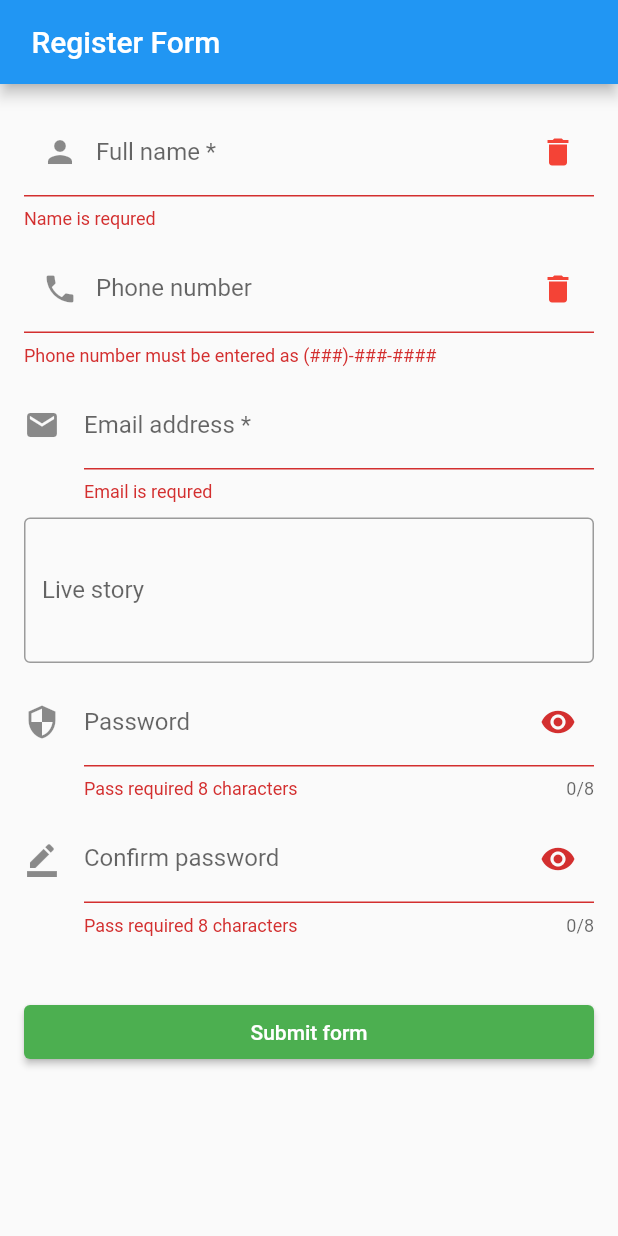
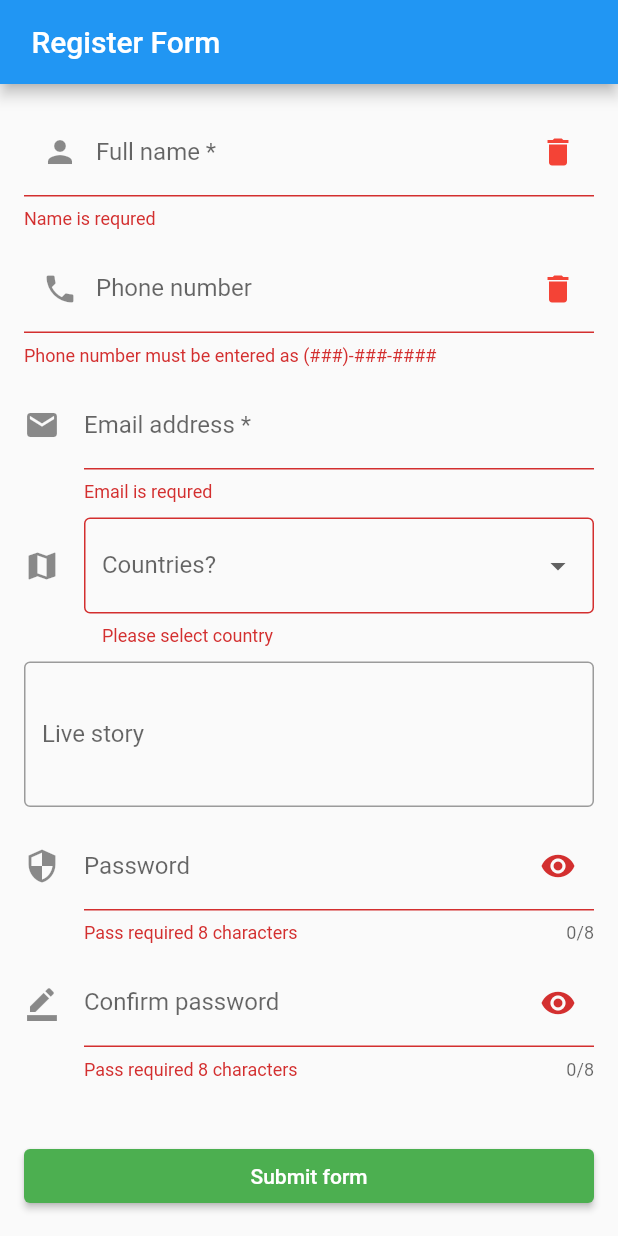
Before and after one commit to alTach/learn_flutter, a Flutter app: the screen it shows after launch, after a tap on "Submit form", on a phone screen of 412 x 824 dp. Run offline on Flutter 3.47's test engine with Material 2 defaults, Android fonts, the phone set to English and light mode, and no system bars; missing offline and left inert: dart:ffi.

Commit message:
acquainted DropDownButtonFormField

```diff
--- a/udemy/lib/pages/register_form_pages.dart
+++ b/udemy/lib/pages/register_form_pages.dart
@@ -19,6 +19,9 @@ class _RegisterFormPagesState extends State<StatefulWidget> {
   final _liveController = TextEditingController();
   final _passController = TextEditingController();
   final _confirmPassController = TextEditingController();
+
+  List<String> countries = ['Russia', 'Ukrain', 'German', 'French'];
+  String? _selectedCountry;
 
   @override
   void dispose() {
@@ -70,7 +73,9 @@ class _RegisterFormPagesState extends State<StatefulWidget> {
                 // FilteringTextInputFormatter.digitsOnly
                 // FilteringTextInputFormatter(RegExp(r'[()\d-]{1,35}$'), allow: true)
               ],
-              validator: (val) => _validatePhoneNumber(val) ? null : 'Phone number must be entered as (###)-###-####',
+              validator: (val) => _validatePhoneNumber(val)
+                  ? null
+                  : 'Phone number must be entered as (###)-###-####',
               decoration: InputDecoration(
                 labelText: 'Phone number',
                 helperText: 'Phone format (xxx)xxxx-xxxx',
@@ -97,6 +102,29 @@ class _RegisterFormPagesState extends State<StatefulWidget> {
               keyboardType: TextInputType.emailAddress,
               decoration: InputDecoration(
                   labelText: 'Email address *', icon: Icon(Icons.email)),
+            ),
+            SizedBox(
+              height: 10,
+            ),
+            DropdownButtonFormField(
+              items: countries
+                  .map(
+                    (country) =>
+                        DropdownMenuItem(child: Text(country), value: country),
+                  )
+                  .toList(),
+              onChanged: (String? data) {
+                print(data);
+                setState(() {
+                  _selectedCountry = data ?? 'Russia';
+                });
+              },
+              validator: _validateCountry,
+              value: _selectedCountry,
+              decoration: InputDecoration(
+                  border: OutlineInputBorder(),
+                  icon: Icon(Icons.map),
+                  labelText: 'Countries?'),
             ),
             SizedBox(
               height: 10,
@@ -215,4 +243,8 @@ class _RegisterFormPagesState extends State<StatefulWidget> {
     }
     return null;
   }
+
+  String? _validateCountry([String? val = '']) {
+    return val == null ? 'Please select country' : null;
+  }
 }
```
